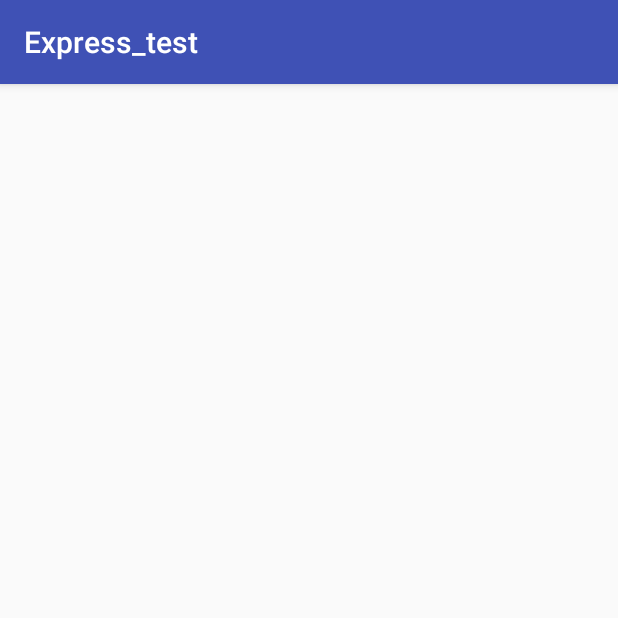
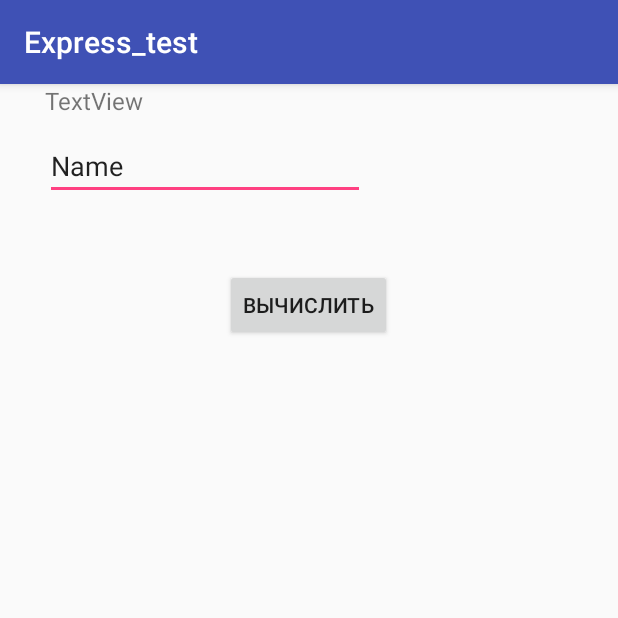
Before and after one commit to teemiik/Express_test, an Android app: the CPUActivity screen opened directly, with no data from a screen before it, on a phone screen of 412 x 824 dp, the top half of it. Run offline under Robolectric (Android 15) with nearby library versions, the phone set to English and light mode, and no system bars.

Commit message:
CPU (несколько вариантов)

```diff
--- a/app/src/main/java/com/example/tanat/express_test/CPUActivity.java
+++ b/app/src/main/java/com/example/tanat/express_test/CPUActivity.java
@@ -2,24 +2,56 @@ package com.example.tanat.express_test;
 
 import android.support.v7.app.AppCompatActivity;
 import android.os.Bundle;
+import android.view.View;
+import android.widget.Button;
+import android.widget.EditText;
+import android.widget.TextView;
 
-public class CPUActivity extends AppCompatActivity {
+import java.math.BigInteger;
 
+public class CPUActivity extends AppCompatActivity implements View.OnClickListener{
+
+    Button b_cpu;
+    TextView t_cpu;
+    EditText e_cpu;
     double pi;
-    int k;
 
     @Override
     protected void onCreate(Bundle savedInstanceState) {
         super.onCreate(savedInstanceState);
         setContentView(R.layout.activity_cpu);
+
+        b_cpu = (Button) findViewById(R.id.b_cpu);
+        t_cpu = (TextView) findViewById(R.id.t_cpu);
+        e_cpu = (EditText) findViewById(R.id.e_cpu);
+
+        b_cpu.setOnClickListener(this);
+
+
     }
 
-    public long pi_chudnovsky(int val) {
+    @Override
+    public void onClick(View v) {
+        //chudnovsky.start();
+        pi = pi_chudnovsky(Integer.valueOf(String.valueOf(e_cpu.getText())));
+        t_cpu.setText(String.valueOf(pi));
+    }
+
+
+    /*Thread chudnovsky = new Thread( // создаём новый поток
+            new Runnable() { // описываем объект Runnable в конструкторе
+                public void run() {
+
+                }
+            }
+    );*/
+
+    /*public long pi_chudnovsky(int val) {
         int k = 1;
         long a_k = val, a_sum = val, b_sum = 0, C3_OVER_24, total, pi;
         C3_OVER_24 = (long) (Math.pow(640320, 3) / 24);
         while (true) {
-            a_k *= - (6 * k - 5) * (2 * k - 1) * (6 * k - 1);
+            a_k *= - 1 * (6 * k - 5) * (2 * k - 1) * (6 * k - 1);
             a_k /= k * k * k * C3_OVER_24;
             a_sum += a_k;
             b_sum += k * a_k;
@@ -29,15 +61,16 @@ public class CPUActivity extends AppCompatActivity {
         }
 
         total = 13591409 * a_sum + 545140134 * b_sum;
-        pi = (426880 * sqrt(10005 * val, val) * val) / total;
+        pi = (long) ((426880 * Math.pow(10005 * val, 1.0/val) * val) / total);
         return pi;
-    }
+    }*/
 
-    public long sqrt(int n, int val) {
+   /* public long sqrt(int n, int val) {
         double point = Math.pow(10, 16);
-        double n_point = ((long) (n * point) / val) / point;
-        long x = (long) (((long)(point * Math.sqrt(n_point)) * val) /point), x_old;
+        double n_point = (n * point / val) / point;
+        long x = (long)(((point * Math.sqrt(n_point)) * val) / point);
         int n_val = n * val;
+        long x_old;
         while (true) {
             x_old = x;
             x = (x + n_val / x) / 2;
@@ -45,5 +78,84 @@ public class CPUActivity extends AppCompatActivity {
                 break;
         }
         return x;
+    }*/
+
+    public double pi_chudnovsky(int val) {
+       int k = 0;
+       double k1 = Math.sqrt(10005);
+       double k2 = 426880 * k1;
+       double k3 = 1/k2;
+
+       double s = 0, f1, f2, f3, f4, f5, f6, f7, f8;
+
+       while (k < val) {
+           f1 = Math.pow((-1), k) * factorial(6 * k);
+           f2 = 13591409 + 545140134 * k;
+           f3 = f1 * f2;
+           f4 = factorial(3 * k);
+           f5 = Math.pow(factorial(k), 3);
+           f6 = Math.pow(640320, (3*k + 3./2));
+           f7 = f4 * f5 * f6;
+           f8 = f3 / f7;
+           s = s + f8;
+           k++;
+       }
+
+       s = s * 12;
+
+       //total = 13591409 * a_sum + 545140134 * b_sum;
+       return 1 / s;
+    }
+
+   /* public double pi_chudnovsky(int val) {
+       int k = 0;
+       double k1 = 0;
+
+       while (k < val) {
+           k1 += (Math.pow(-1, k) * factorial(6 * k)) / ((Math.pow(factorial(k), 3) * factorial(3 * k)) * (13591409 + 545140134 * k) / (Math.pow(640320, 3*k)));
+           k++;
+       }
+
+       k1 = k1 * Math.sqrt(10005) / (2135467200 * 2);
+
+       //total = 13591409 * a_sum + 545140134 * b_sum;
+       return k1;
+    }*/
+
+    /*public double pi_chudnovsky(int val) {
+        pi = 13591409;
+        double ak = 1;
+        int k = 1;
+        double val1;
+        while (k < val) {
+            ak *= -(6 * k - 5) * (2 * k - 1) * (6 * k - 1) / (k * k * k * 26680 * 640320 * 640320);
+
+            val1 = ak * (13591409 + 545140134 * k);
+
+            // d = ((6 * k - 5) * (2 * k - 1) * (6 * k - 1)) / (k * k * k * 26680 * 640320 * 640320);
+
+
+            pi += val1;
+            k += 1;
+        }
+        pi = pi * Math.sqrt(10005) / (2135467200 * 2);
+        pi = Math.pow(pi, (-1));
+        return pi;
+    }*/
+
+    public int factorial( int iNo ) {
+
+        // Make sure that the input argument is positive
+
+        if (iNo < 0) throw
+                new IllegalArgumentException("iNo must be >= 0");
+
+        // Use simple look to compute factorial....
+
+        int factorial = 1;
+        for(int i = 2; i <= iNo; i++)
+            factorial *= i;
+
+        return factorial;
     }
 }
--- a/app/src/main/java/com/example/tanat/express_test/GeneralActivity.java
+++ b/app/src/main/java/com/example/tanat/express_test/GeneralActivity.java
@@ -35,7 +35,7 @@ public class GeneralActivity extends AppCompatActivity implements View.OnClickLi
     @Override
     public void onClick(View v) {
         if (v.getId() == R.id.vibor_express) {
-            Intent intent = new Intent(this, ScreenTestActivity.class);
+            Intent intent = new Intent(this, CPUActivity.class);
             startActivity(intent);
         }
         else if (v.getId() == R.id.b_report) {
--- a/app/src/main/res/layout/activity_cpu.xml
+++ b/app/src/main/res/layout/activity_cpu.xml
@@ -1,9 +1,38 @@
 <?xml version="1.0" encoding="utf-8"?>
-<android.support.constraint.ConstraintLayout xmlns:android="http://schemas.android.com/apk/res/android"
+<RelativeLayout xmlns:android="http://schemas.android.com/apk/res/android"
     xmlns:app="http://schemas.android.com/apk/res-auto"
     xmlns:tools="http://schemas.android.com/tools"
     android:layout_width="match_parent"
     android:layout_height="match_parent"
     tools:context="com.example.tanat.express_test.CPUActivity">
 
-</android.support.constraint.ConstraintLayout>
+    <EditText
+        android:id="@+id/e_cpu"
+        android:layout_width="wrap_content"
+        android:layout_height="wrap_content"
+        android:layout_alignParentStart="true"
+        android:layout_alignParentTop="true"
+        android:layout_marginStart="30dp"
+        android:layout_marginTop="32dp"
+        android:ems="10"
+        android:inputType="textPersonName"
+        android:text="Name" />
+
+    <Button
+        android:id="@+id/b_cpu"
+        android:layout_width="wrap_content"
+        android:layout_height="wrap_content"
+        android:layout_marginTop="46dp"
+        android:text="@string/b_cpu"
+        android:layout_below="@+id/e_cpu"
+        android:layout_centerHorizontal="true" />
+
+    <TextView
+        android:id="@+id/t_cpu"
+        android:layout_width="match_parent"
+        android:layout_height="match_parent"
+        android:layout_alignStart="@+id/e_cpu"
+        android:layout_centerVertical="true"
+        android:text="TextView"
+        android:textSize="16sp" />
+</RelativeLayout>
--- a/app/src/main/res/values/strings.xml
+++ b/app/src/main/res/values/strings.xml
@@ -24,5 +24,6 @@
     <string name="bluet_on">Bluetooth работает</string>
     <string name="bluet_off">Bluetooth не работает</string>
     <string name="no_sensor">Данный сенсор отсутствует</string>
+    <string name="b_cpu">Вычислить</string>
 
 </resources>
--- a/build.gradle
+++ b/build.gradle
@@ -5,7 +5,7 @@ buildscript {
         jcenter()
     }
     dependencies {
-        classpath 'com.android.tools.build:gradle:2.3.0'
+        classpath 'com.android.tools.build:gradle:2.3.1'
 
         // NOTE: Do not place your application dependencies here; they belong
         // in the individual module build.gradle files
```
